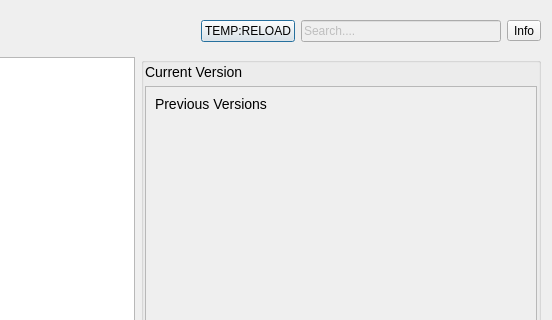
Qt form resources/dialog.ui (shotgunsoftware/tk-multi-loader2) before a commit; both pictures show x 562 to 1114 and y 0 to 320 of the 1114 by 639 pixel window.
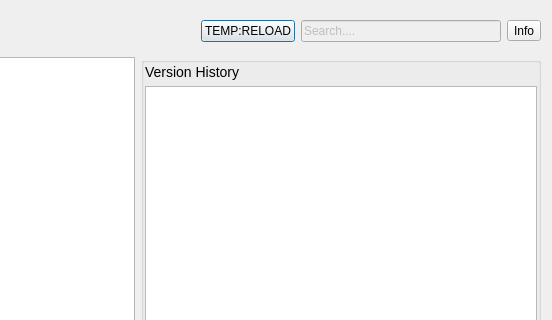
The same form after that commit. Icons and pictures are not drawn.

```diff
--- a/resources/dialog.ui
+++ b/resources/dialog.ui
@@ -388,56 +388,14 @@
        <number>1</number>
       </property>
       <item>
-       <widget class="QLabel" name="label">
+       <widget class="QLabel" name="label_3">
         <property name="text">
-         <string>&lt;big&gt;Current Version&lt;/big&gt;</string>
+         <string>&lt;big&gt;Version History&lt;/big&gt;</string>
         </property>
        </widget>
       </item>
       <item>
-       <layout class="QVBoxLayout" name="current_publish_details"/>
-      </item>
-      <item>
-       <widget class="QScrollArea" name="publish_history_scrollarea">
-        <property name="widgetResizable">
-         <bool>true</bool>
-        </property>
-        <widget class="QWidget" name="scrollAreaWidgetContents">
-         <property name="geometry">
-          <rect>
-           <x>0</x>
-           <y>0</y>
-           <width>390</width>
-           <height>498</height>
-          </rect>
-         </property>
-         <layout class="QVBoxLayout" name="verticalLayout_7">
-          <item>
-           <widget class="QLabel" name="label_3">
-            <property name="text">
-             <string>&lt;big&gt;Previous Versions&lt;/big&gt;</string>
-            </property>
-           </widget>
-          </item>
-          <item>
-           <layout class="QVBoxLayout" name="publish_history_layout"/>
-          </item>
-          <item>
-           <spacer name="verticalSpacer">
-            <property name="orientation">
-             <enum>Qt::Vertical</enum>
-            </property>
-            <property name="sizeHint" stdset="0">
-             <size>
-              <width>20</width>
-              <height>40</height>
-             </size>
-            </property>
-           </spacer>
-          </item>
-         </layout>
-        </widget>
-       </widget>
+       <widget class="QListView" name="history_view"/>
       </item>
      </layout>
     </widget>
```
Left out of the diff: 2 changed lines with no effect on the pictures.
